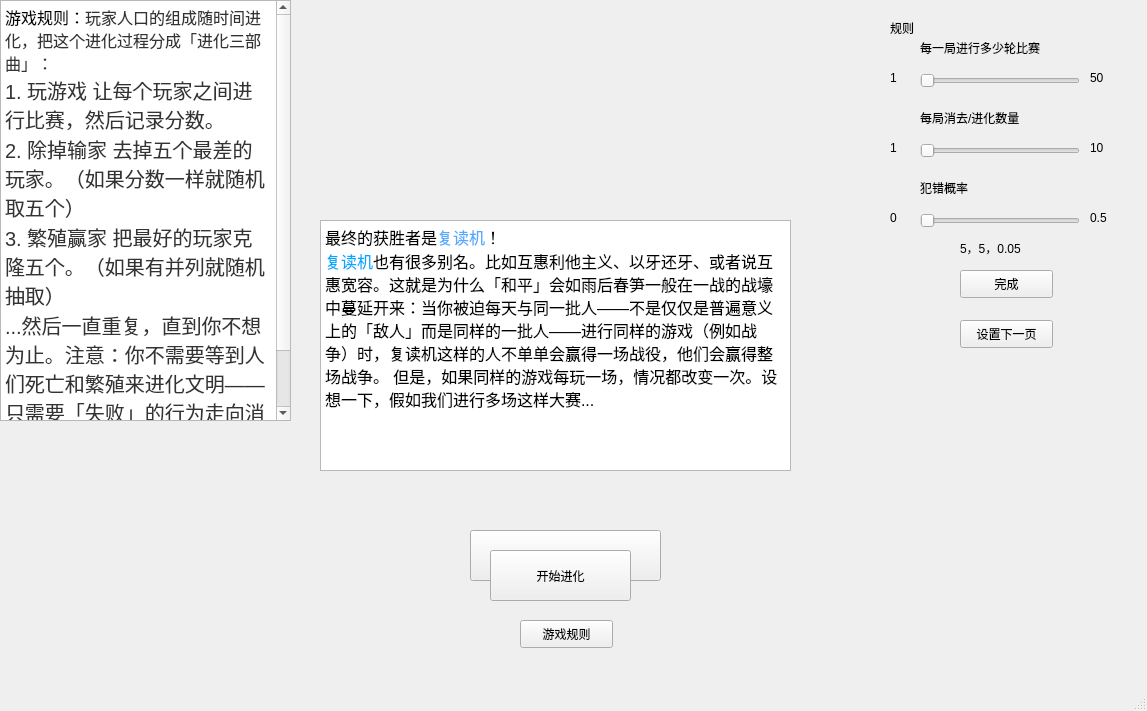
Above: rpttournament.ui from mqqqqj/C-Course-Design before the change. Below: the same form after it.
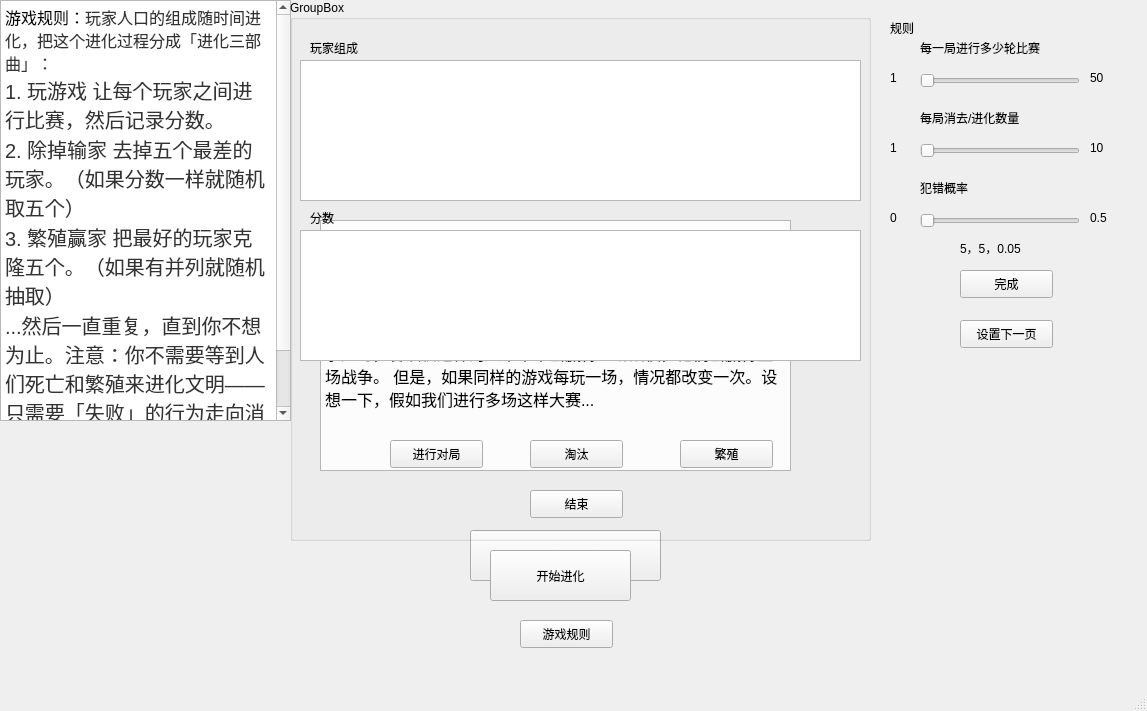
That is the form after the change.

Patch:
```diff
--- a/rpttournament.ui
+++ b/rpttournament.ui
@@ -647,6 +647,117 @@
      <string>开始进化</string>
     </property>
    </widget>
+   <widget class="QGroupBox" name="groupBox">
+    <property name="geometry">
+     <rect>
+      <x>290</x>
+      <y>0</y>
+      <width>581</width>
+      <height>541</height>
+     </rect>
+    </property>
+    <property name="title">
+     <string>GroupBox</string>
+    </property>
+    <widget class="QPushButton" name="game">
+     <property name="geometry">
+      <rect>
+       <x>100</x>
+       <y>440</y>
+       <width>93</width>
+       <height>28</height>
+      </rect>
+     </property>
+     <property name="text">
+      <string>进行对局</string>
+     </property>
+    </widget>
+    <widget class="QPushButton" name="elim">
+     <property name="geometry">
+      <rect>
+       <x>240</x>
+       <y>440</y>
+       <width>93</width>
+       <height>28</height>
+      </rect>
+     </property>
+     <property name="text">
+      <string>淘汰</string>
+     </property>
+    </widget>
+    <widget class="QPushButton" name="repro">
+     <property name="geometry">
+      <rect>
+       <x>390</x>
+       <y>440</y>
+       <width>93</width>
+       <height>28</height>
+      </rect>
+     </property>
+     <property name="text">
+      <string>繁殖</string>
+     </property>
+    </widget>
+    <widget class="QPushButton" name="end">
+     <property name="geometry">
+      <rect>
+       <x>240</x>
+       <y>490</y>
+       <width>93</width>
+       <height>28</height>
+      </rect>
+     </property>
+     <property name="text">
+      <string>结束</string>
+     </property>
+    </widget>
+    <widget class="QTextBrowser" name="showall">
+     <property name="geometry">
+      <rect>
+       <x>10</x>
+       <y>60</y>
+       <width>561</width>
+       <height>141</height>
+      </rect>
+     </property>
+    </widget>
+    <widget class="QTextBrowser" name="showscore">
+     <property name="geometry">
+      <rect>
+       <x>10</x>
+       <y>230</y>
+       <width>561</width>
+       <height>131</height>
+      </rect>
+     </property>
+    </widget>
+    <widget class="QLabel" name="label_25">
+     <property name="geometry">
+      <rect>
+       <x>20</x>
+       <y>40</y>
+       <width>72</width>
+       <height>15</height>
+      </rect>
+     </property>
+     <property name="text">
+      <string>玩家组成</string>
+     </property>
+    </widget>
+    <widget class="QLabel" name="label_26">
+     <property name="geometry">
+      <rect>
+       <x>20</x>
+       <y>210</y>
+       <width>72</width>
+       <height>15</height>
+      </rect>
+     </property>
+     <property name="text">
+      <string>分数</string>
+     </property>
+    </widget>
+   </widget>
    <zorder>pushButton</zorder>
    <zorder>role</zorder>
    <zorder>textBrowser</zorder>
@@ -654,6 +765,7 @@
    <zorder>showrole</zorder>
    <zorder>nextpage</zorder>
    <zorder>startgame</zorder>
+   <zorder>groupBox</zorder>
   </widget>
   <widget class="QMenuBar" name="menubar">
    <property name="geometry">
```
